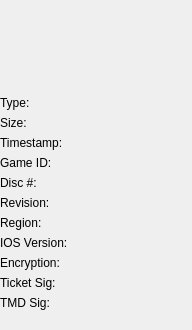
First picture: the form in src/qrvthtool/widgets/BankEntryView.ui, repository GerbilSoft/rvthtool, before the edit.
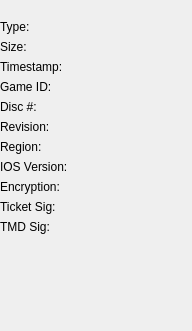
Second picture: the form after the edit.

Commit message:
[qrvthtool] BankEntryView.ui: Set lblGameTitle's vertical size policy to Minimum.
MinimumExpanding made it use too much space if the selected bank was
deleted.

```diff
--- a/src/qrvthtool/widgets/BankEntryView.ui
+++ b/src/qrvthtool/widgets/BankEntryView.ui
@@ -7,7 +7,7 @@
     <x>0</x>
     <y>0</y>
     <width>192</width>
-    <height>330</height>
+    <height>331</height>
    </rect>
   </property>
   <layout class="QFormLayout" name="formLayout">
@@ -29,7 +29,7 @@
    <item row="0" column="0" colspan="2">
     <widget class="QLabel" name="lblGameTitle">
      <property name="sizePolicy">
-      <sizepolicy hsizetype="MinimumExpanding" vsizetype="MinimumExpanding">
+      <sizepolicy hsizetype="MinimumExpanding" vsizetype="Minimum">
        <horstretch>0</horstretch>
        <verstretch>0</verstretch>
       </sizepolicy>
```
